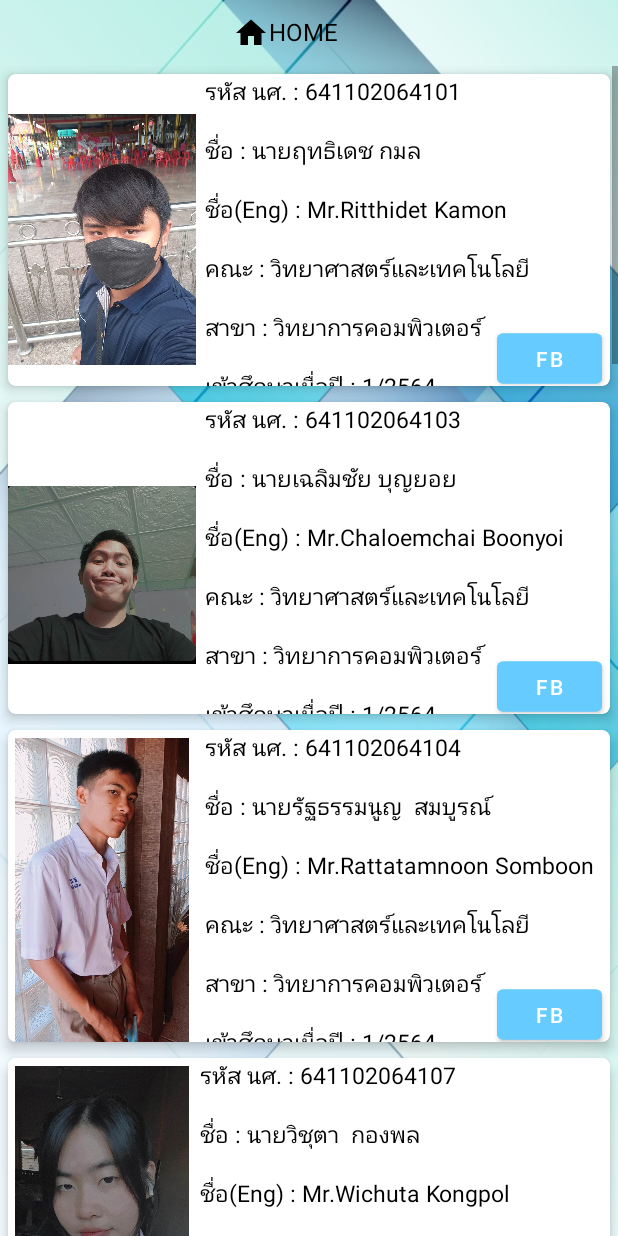
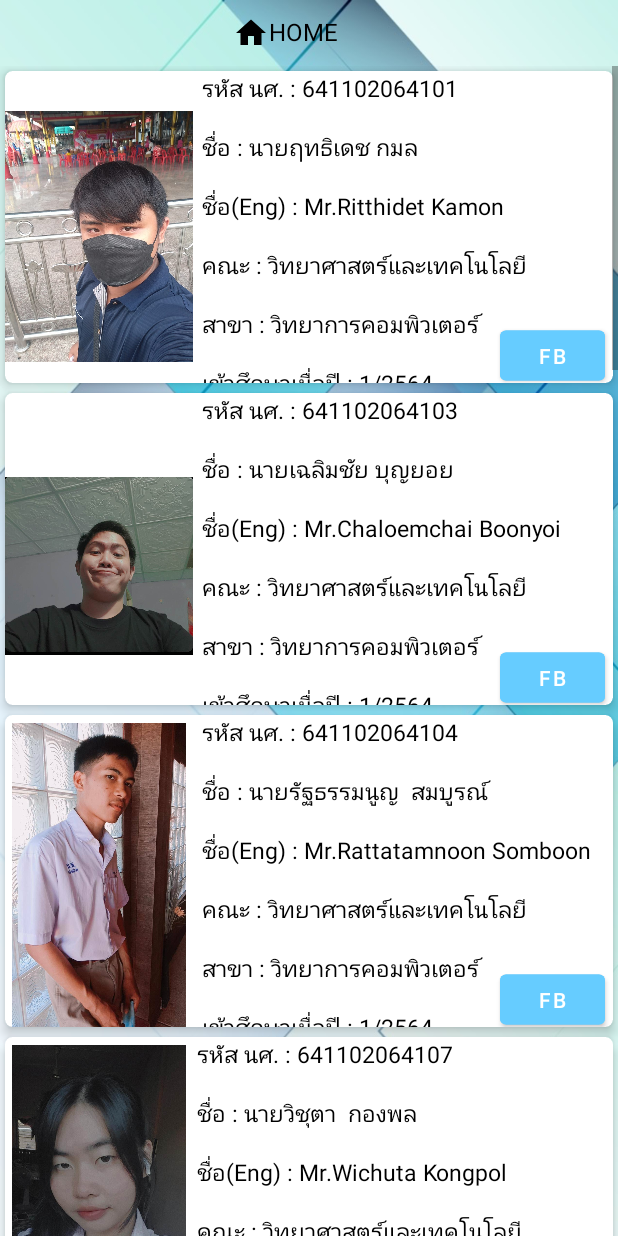
Before and after one commit to Sest0boy/project1, an Android app: the Infofriend screen opened directly, with no data from a screen before it, on a phone screen of 412 x 824 dp. Run offline under Robolectric (Android 15) with nearby library versions, the phone set to English and light mode, and no system bars.

Commit message:
Project_one

```diff
--- a/app/src/main/res/layout/activity_infofriend.xml
+++ b/app/src/main/res/layout/activity_infofriend.xml
@@ -43,7 +43,7 @@
             <androidx.cardview.widget.CardView
                 android:layout_width="match_parent"
                 android:layout_height="1.3in"
-                android:layout_margin="5dp"
+                android:layout_margin="3dp"
                 app:cardCornerRadius="5dp"
                 app:cardElevation="5dp">
 
@@ -84,7 +84,7 @@
             <androidx.cardview.widget.CardView
                 android:layout_width="match_parent"
                 android:layout_height="1.3in"
-                android:layout_margin="5dp"
+                android:layout_margin="3dp"
                 app:cardCornerRadius="5dp"
                 app:cardElevation="5dp">
                 <ImageView
@@ -123,7 +123,7 @@
             <androidx.cardview.widget.CardView
                 android:layout_width="match_parent"
                 android:layout_height="1.3in"
-                android:layout_margin="5dp"
+                android:layout_margin="3dp"
                 app:cardCornerRadius="5dp"
                 app:cardElevation="5dp">
 
@@ -164,7 +164,7 @@
             <androidx.cardview.widget.CardView
                 android:layout_width="match_parent"
                 android:layout_height="1.3in"
-                android:layout_margin="5dp"
+                android:layout_margin="3dp"
                 app:cardCornerRadius="5dp"
                 app:cardElevation="5dp">
 
@@ -205,7 +205,7 @@
             <androidx.cardview.widget.CardView
                 android:layout_width="match_parent"
                 android:layout_height="1.3in"
-                android:layout_margin="5dp"
+                android:layout_margin="3dp"
                 app:cardCornerRadius="5dp"
                 app:cardElevation="5dp">
 
@@ -246,7 +246,7 @@
             <androidx.cardview.widget.CardView
                 android:layout_width="match_parent"
                 android:layout_height="1.3in"
-                android:layout_margin="5dp"
+                android:layout_margin="3dp"
                 app:cardCornerRadius="5dp"
                 app:cardElevation="5dp">
 
@@ -287,7 +287,7 @@
             <androidx.cardview.widget.CardView
                 android:layout_width="match_parent"
                 android:layout_height="1.3in"
-                android:layout_margin="5dp"
+                android:layout_margin="3dp"
                 app:cardCornerRadius="5dp"
                 app:cardElevation="5dp">
 
@@ -328,7 +328,7 @@
             <androidx.cardview.widget.CardView
                 android:layout_width="match_parent"
                 android:layout_height="1.3in"
-                android:layout_margin="5dp"
+                android:layout_margin="3dp"
                 app:cardCornerRadius="5dp"
                 app:cardElevation="5dp">
 
@@ -369,7 +369,7 @@
             <androidx.cardview.widget.CardView
                 android:layout_width="match_parent"
                 android:layout_height="1.3in"
-                android:layout_margin="5dp"
+                android:layout_margin="3dp"
                 app:cardCornerRadius="5dp"
                 app:cardElevation="5dp">
 
@@ -410,7 +410,7 @@
             <androidx.cardview.widget.CardView
                 android:layout_width="match_parent"
                 android:layout_height="1.3in"
-                android:layout_margin="5dp"
+                android:layout_margin="3dp"
                 app:cardCornerRadius="5dp"
                 app:cardElevation="5dp">
 
@@ -422,6 +422,7 @@
                     android:maxWidth="300dp"
                     android:maxHeight="300dp"
                     android:scaleType="fitCenter"
+                    android:src="@drawable/mon"
                     />
 
                 <TextView
@@ -449,7 +450,7 @@
             <androidx.cardview.widget.CardView
                 android:layout_width="match_parent"
                 android:layout_height="1.3in"
-                android:layout_margin="5dp"
+                android:layout_margin="3dp"
                 app:cardCornerRadius="5dp"
                 app:cardElevation="5dp">
 
@@ -489,7 +490,7 @@
             <androidx.cardview.widget.CardView
                 android:layout_width="match_parent"
                 android:layout_height="1.3in"
-                android:layout_margin="5dp"
+                android:layout_margin="3dp"
                 app:cardCornerRadius="5dp"
                 app:cardElevation="5dp">
 
@@ -529,7 +530,7 @@
             <androidx.cardview.widget.CardView
                 android:layout_width="match_parent"
                 android:layout_height="1.3in"
-                android:layout_margin="5dp"
+                android:layout_margin="3dp"
                 app:cardCornerRadius="5dp"
                 app:cardElevation="5dp">
 
@@ -568,7 +569,7 @@
             <androidx.cardview.widget.CardView
                 android:layout_width="match_parent"
                 android:layout_height="1.3in"
-                android:layout_margin="5dp"
+                android:layout_margin="3dp"
                 app:cardCornerRadius="5dp"
                 app:cardElevation="5dp">
 
--- a/app/src/main/res/layout/activity_main.xml
+++ b/app/src/main/res/layout/activity_main.xml
@@ -34,7 +34,7 @@
         android:background="#30ffffff"
         android:drawableLeft="@drawable/ic_baseline_person_24"
         android:drawablePadding="20dp"
-        android:hint="รหัสนักศึกษา(USER ID)"
+        android:hint="รหัสนักศึกษา(Student ID)"
         android:padding="20dp"
         android:textColor="@color/black"
         android:textColorHint="@color/black"
--- a/app/src/main/res/layout/activity_main_information.xml
+++ b/app/src/main/res/layout/activity_main_information.xml
@@ -30,7 +30,7 @@
             android:id="@+id/btn01"
             android:layout_width="190dp"
             android:layout_height="wrap_content"
-            android:backgroundTint="#33FFFF"
+            android:backgroundTint="#6CD4E9"
             android:drawableLeft="@drawable/ic_baseline_person_24"
             android:onClick="NextPage1"
             android:padding="10dp"
@@ -44,7 +44,7 @@
             android:layout_width="190dp"
             android:layout_height="wrap_content"
             android:layout_marginTop="60dp"
-            android:backgroundTint="#33FFFF"
+            android:backgroundTint="#6CD4E9"
             android:drawableLeft="@drawable/ic_baseline_menu_book_24"
             android:onClick="NextPage2"
             android:padding="10dp"
@@ -58,7 +58,7 @@
             android:layout_width="190dp"
             android:layout_height="wrap_content"
             android:layout_marginTop="35dp"
-            android:backgroundTint="#33FFFF"
+            android:backgroundTint="#6CD4E9"
             android:drawableLeft="@drawable/ic_baseline_email_24"
             android:padding="10dp"
             android:text="เกี่ยวกับ"
@@ -70,7 +70,7 @@
             android:layout_width="190dp"
             android:layout_height="wrap_content"
             android:layout_marginTop="35dp"
-            android:backgroundTint="#33FFFF"
+            android:backgroundTint="#6CD4E9"
             android:drawableLeft="@drawable/ic_baseline_logout_24"
             android:onClick="backPage3"
             android:padding="10dp"
```
Also changed, not shown: app/src/main/res/drawable-v24/mon.jpg (added).
